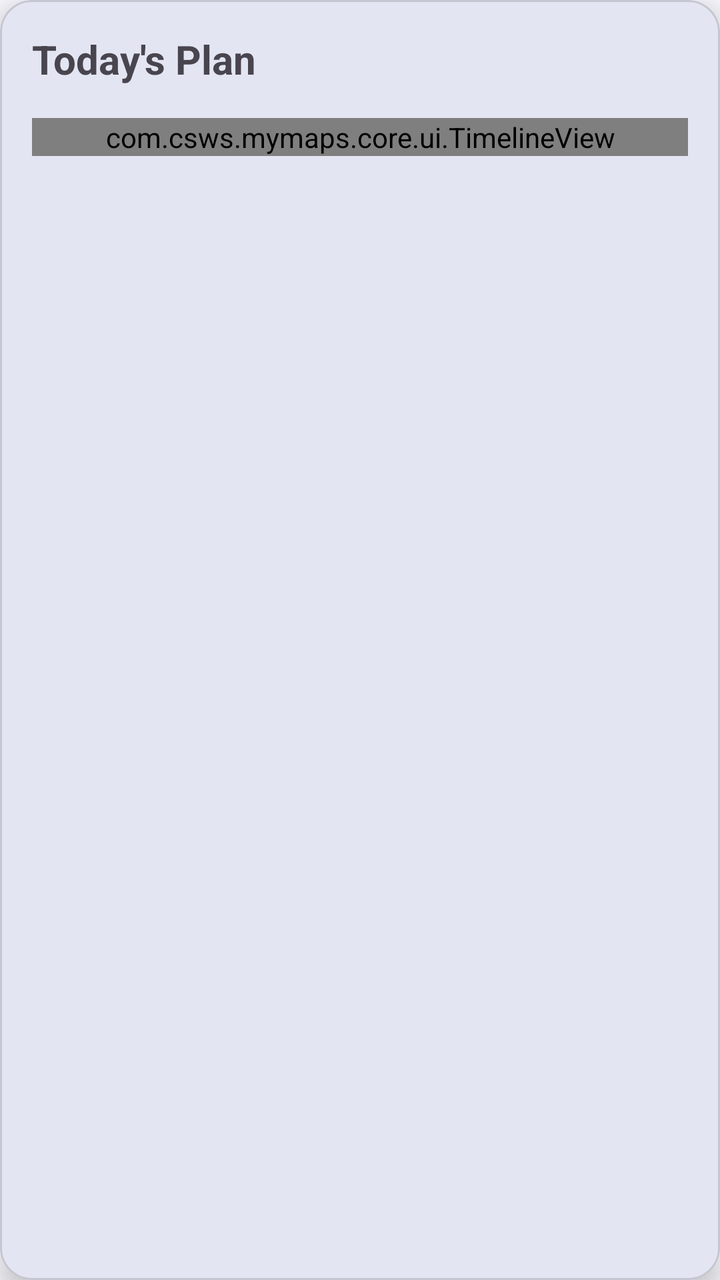
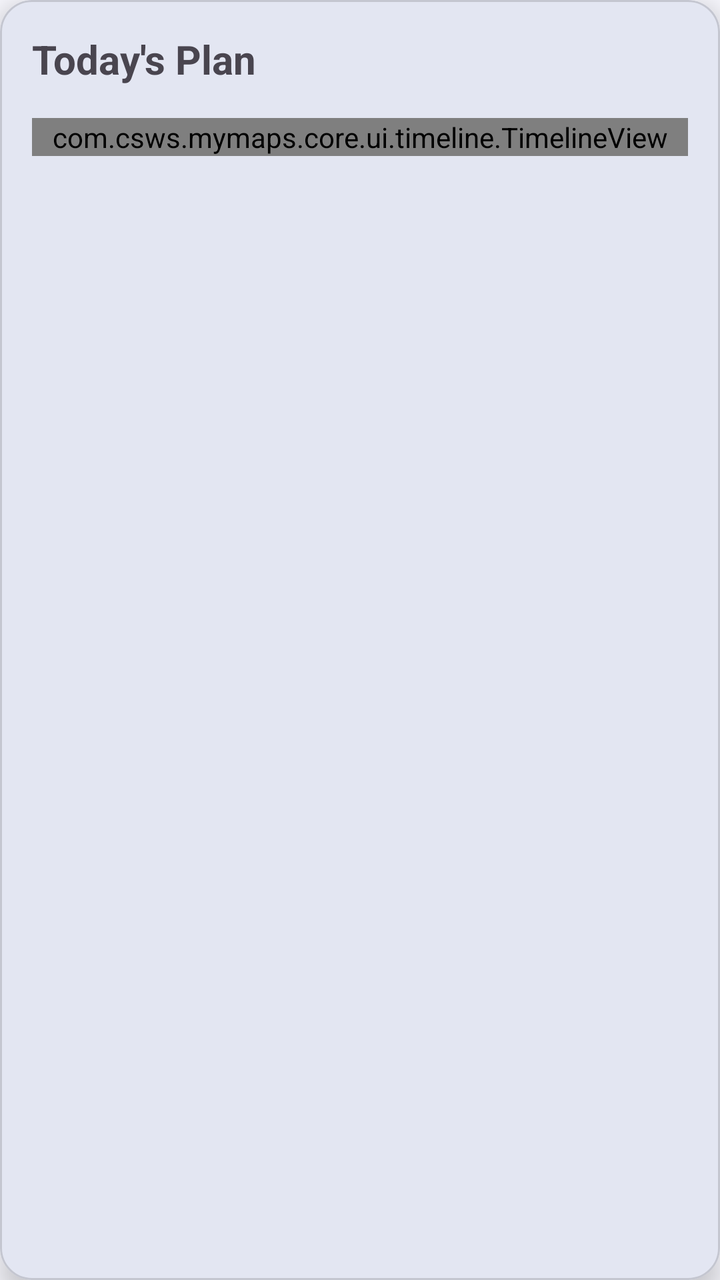

The first picture is an Android layout as it rendered before a commit; the second is the same layout after the commit. The layout source and the unified diff follow.
<!-- AndroidManifest.xml: application theme Theme.MyMaps -->
<!-- res/layout/bottom_sheet_day_plan.xml -->
<?xml version="1.0" encoding="utf-8"?>
<com.google.android.material.card.MaterialCardView
    xmlns:android="http://schemas.android.com/apk/res/android"
    xmlns:app="http://schemas.android.com/apk/res-auto"
    android:layout_width="match_parent"
    android:layout_height="wrap_content"

    android:clickable="true"
    android:focusable="true"

    app:cardCornerRadius="16dp"
    app:cardElevation="8dp">

    <LinearLayout
        android:layout_width="match_parent"
        android:layout_height="wrap_content"
        android:orientation="vertical"
        android:padding="16dp">

        <TextView
            android:id="@+id/dayPlanTitle"
            android:layout_width="wrap_content"
            android:layout_height="wrap_content"
            android:text="Today's Plan"
            android:textSize="20sp"
            android:textStyle="bold"
            android:layout_marginBottom="16dp"/>

        <com.csws.mymaps.core.ui.TimelineView
            android:id="@+id/timeline_view"
            android:layout_width="match_parent"
            android:layout_height="wrap_content"/>

    </LinearLayout>
</com.google.android.material.card.MaterialCardView>
<!-- resources referenced by this layout -->
<resources>
  <color name="md_theme_primary">#415F91</color>
  <color name="md_theme_onPrimary">#FFFFFF</color>
  <color name="md_theme_primaryContainer">#D6E3FF</color>
  <color name="md_theme_onPrimaryContainer">#284777</color>
  <color name="md_theme_secondary">#565F71</color>
  <color name="md_theme_onSecondary">#FFFFFF</color>
  <color name="md_theme_secondaryContainer">#DAE2F9</color>
  <color name="md_theme_onSecondaryContainer">#3E4759</color>
  <color name="md_theme_tertiary">#705575</color>
  <color name="md_theme_onTertiary">#FFFFFF</color>
  <color name="md_theme_tertiaryContainer">#FAD8FD</color>
  <color name="md_theme_onTertiaryContainer">#573E5C</color>
  <color name="md_theme_error">#BA1A1A</color>
  <color name="md_theme_onError">#FFFFFF</color>
  <color name="md_theme_errorContainer">#FFDAD6</color>
  <color name="md_theme_onErrorContainer">#93000A</color>
  <color name="md_theme_background">#F9F9FF</color>
  <color name="md_theme_onBackground">#191C20</color>
  <color name="md_theme_surface">#F9F9FF</color>
  <color name="md_theme_onSurface">#191C20</color>
  <color name="md_theme_surfaceVariant">#E0E2EC</color>
  <color name="md_theme_onSurfaceVariant">#44474E</color>
  <color name="md_theme_outline">#74777F</color>
  <color name="md_theme_outlineVariant">#C4C6D0</color>
  <color name="md_theme_inverseSurface">#2E3036</color>
  <color name="md_theme_inverseOnSurface">#F0F0F7</color>
  <color name="md_theme_inversePrimary">#AAC7FF</color>
  <color name="md_theme_primaryFixed">#D6E3FF</color>
  <color name="md_theme_onPrimaryFixed">#001B3E</color>
  <color name="md_theme_primaryFixedDim">#AAC7FF</color>
  <color name="md_theme_onPrimaryFixedVariant">#284777</color>
  <color name="md_theme_secondaryFixed">#DAE2F9</color>
  <color name="md_theme_onSecondaryFixed">#131C2B</color>
  <color name="md_theme_secondaryFixedDim">#BEC6DC</color>
  <color name="md_theme_onSecondaryFixedVariant">#3E4759</color>
  <color name="md_theme_tertiaryFixed">#FAD8FD</color>
  <color name="md_theme_onTertiaryFixed">#28132E</color>
  <color name="md_theme_tertiaryFixedDim">#DDBCE0</color>
  <color name="md_theme_onTertiaryFixedVariant">#573E5C</color>
  <color name="md_theme_surfaceDim">#D9D9E0</color>
  <color name="md_theme_surfaceBright">#F9F9FF</color>
  <color name="md_theme_surfaceContainerLowest">#FFFFFF</color>
  <color name="md_theme_surfaceContainerLow">#F3F3FA</color>
  <color name="md_theme_surfaceContainer">#EDEDF4</color>
  <color name="md_theme_surfaceContainerHigh">#E7E8EE</color>
  <color name="md_theme_surfaceContainerHighest">#E2E2E9</color>
  <!-- unchanged entries left out for length: 1 -->
</resources>

<!-- the commit's change to res/layout/bottom_sheet_day_plan.xml (unified diff, before → after) -->
@@ -26,7 +26,7 @@
             android:textStyle="bold"
             android:layout_marginBottom="16dp"/>
 
-        <com.csws.mymaps.core.ui.TimelineView
+        <com.csws.mymaps.core.ui.timeline.TimelineView
             android:id="@+id/timeline_view"
             android:layout_width="match_parent"
             android:layout_height="wrap_content"/>
